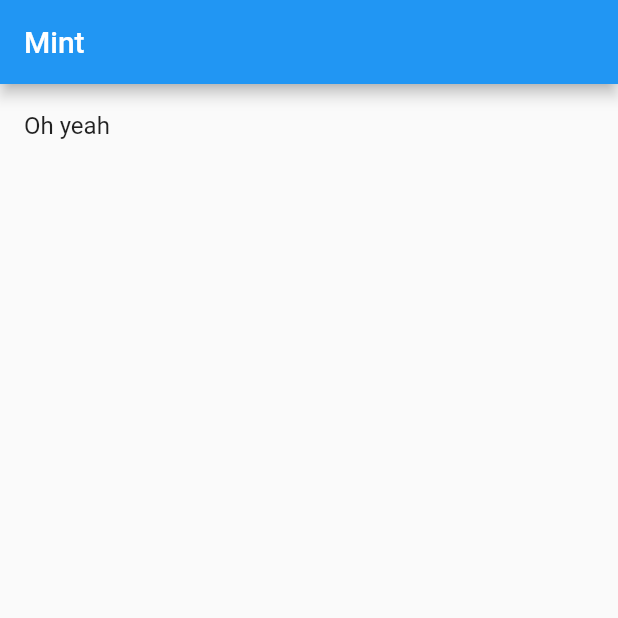
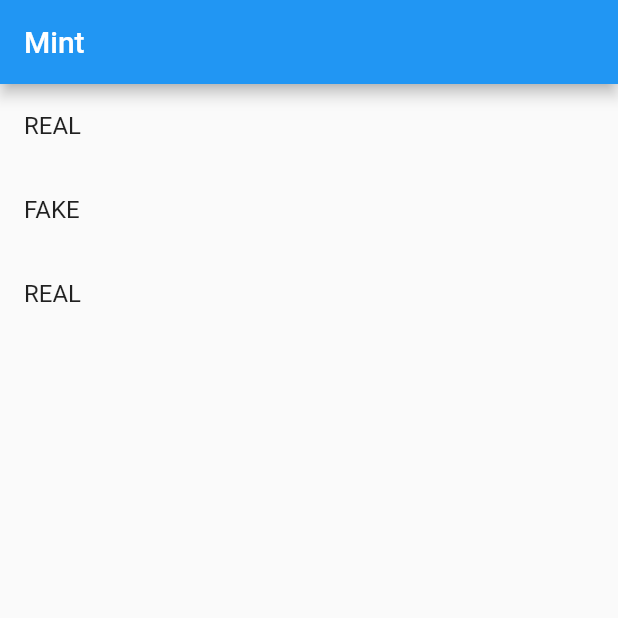
Before and after one commit to japalekhin/coin-detector, a Flutter app: the screen it shows after launch, on a phone screen of 412 x 824 dp, the top half of it. Run offline on Flutter 3.47's test engine with Material 2 defaults, Android fonts, the light colour scheme and no system bars.

Commit message:
replaced listview with animated list

```diff
--- a/lib/routes/home.dart
+++ b/lib/routes/home.dart
@@ -1,3 +1,6 @@
+import 'package:coint_detector/classes/coin.dart';
+import 'package:coint_detector/helpers/mint.dart';
+import 'package:flutter/foundation.dart';
 import 'package:flutter/material.dart';
 
 class HomePage extends StatefulWidget {
@@ -6,19 +9,60 @@ class HomePage extends StatefulWidget {
 }
 
 class HomePageState extends State<HomePage> {
+  final GlobalKey<AnimatedListState> _listKey = GlobalKey<AnimatedListState>();
+  final List<Coin> coins = [];
+
+  @override
+  void initState() {
+    Mint.coinProduction.listen(onCoinGenerate);
+    super.initState();
+  }
+
   @override
   Widget build(BuildContext context) {
     return Scaffold(
       appBar: AppBar(
         title: Text('Mint'),
       ),
-      body: ListView(
-        children: [
-          ListTile(
-            title: Text('Oh yeah'),
-          ),
-        ],
+      body: AnimatedList(
+        key: _listKey,
+        itemBuilder: (
+          BuildContext context,
+          int index,
+          Animation<double> animation,
+        ) {
+          return FadeTransition(
+            opacity: animation,
+            child: SlideTransition(
+              position: Tween(
+                begin: Offset(0.2, 0),
+                end: Offset(0.0, 0),
+              ).animate(
+                CurvedAnimation(
+                  parent: animation,
+                  curve: Curves.linearToEaseOut,
+                ),
+              ),
+              child: ListTile(
+                title: Text(coins[index].value),
+              ),
+            ),
+          );
+        },
       ),
     );
   }
+
+  void onCoinGenerate(String data) {
+    Coin coin = Coin(
+      value: data,
+      produced: DateTime.now(),
+    );
+    coins.insert(0, coin);
+    _listKey.currentState!.insertItem(0, duration: Duration(milliseconds: 350));
+
+    if (!kReleaseMode) {
+      print('Got a coin that is: ' + data);
+    }
+  }
 }
```
